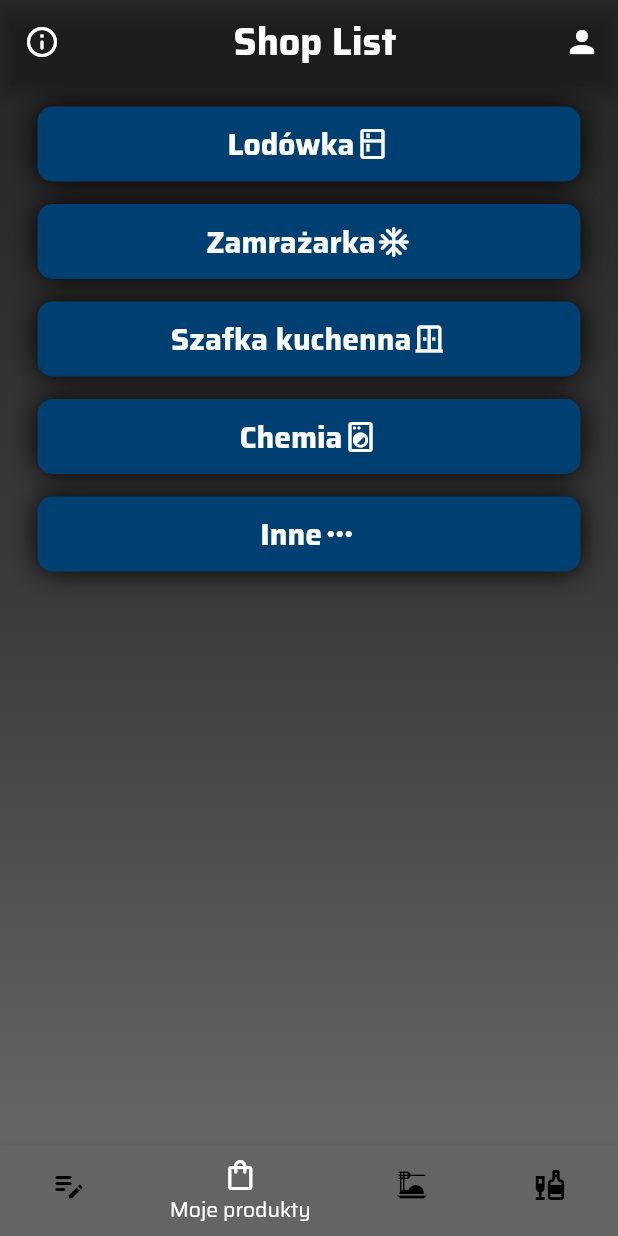
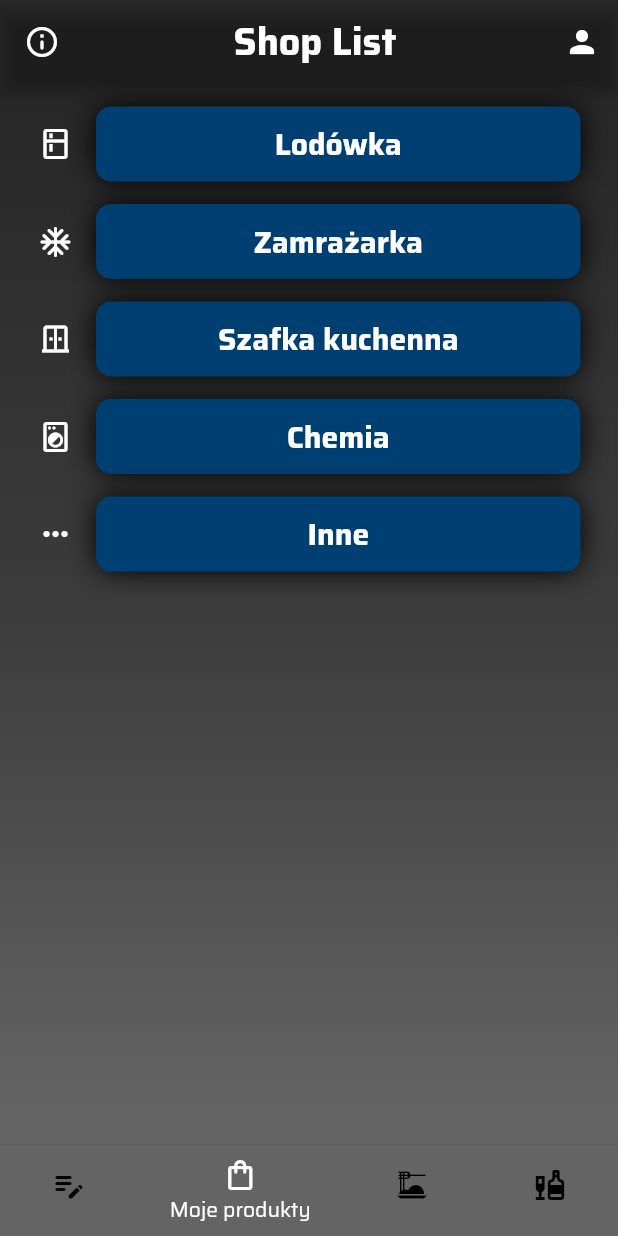
Before and after one commit to sebastiangirsza/ShopListApp, a Flutter app: the screen it shows once a user with an empty profile is signed in, item 2 of the bottom bar chosen, on a phone screen of 412 x 824 dp. Run offline on Flutter 3.47's test engine with Material 2 defaults, Android fonts, the phone set to English and light mode, and no system bars; our stand-ins replace bloc, cloud_firestore, file_picker, firebase_auth, firebase_core, firebase_storage and 3 more; accounts and stored records are empty.

Commit message:
Replace Icon in YourProductPage

```diff
--- a/lib/app/home/pages/your_products/your_products.dart
+++ b/lib/app/home/pages/your_products/your_products.dart
@@ -47,13 +47,20 @@ class YourProductsPage extends StatelessWidget {
                       },
                       child: Padding(
                         padding: const EdgeInsets.symmetric(horizontal: 25.0),
+                        child: Row(
+                          children: [
+                            Icon(icon[index]),
+                            const SizedBox(width: 15),
+                            Expanded(
                               child: Container(
                                 height: 50,
                                 decoration: const BoxDecoration(
                                   boxShadow: <BoxShadow>[
-                              BoxShadow(color: Colors.black, blurRadius: 15)
+                                    BoxShadow(
+                                        color: Colors.black, blurRadius: 15)
                                   ],
-                            borderRadius: BorderRadius.all(Radius.circular(10)),
+                                  borderRadius:
+                                      BorderRadius.all(Radius.circular(10)),
                                   color: Color.fromARGB(255, 0, 63, 114),
                                 ),
                                 child: Row(
@@ -65,9 +72,11 @@ class YourProductsPage extends StatelessWidget {
                                             fontWeight: FontWeight.bold,
                                             fontSize: 20),
                                         storageNames[index]),
-                              Icon(icon[index]),
                                   ],
                                 ),
+                              ),
+                            ),
+                          ],
                         ),
                       ),
                     )
```
Also changed, not shown: lib/app/home/pages/recipes/recipes.dart (+15 -10 lines). Lines whose indentation alone changed are shown as unchanged.
